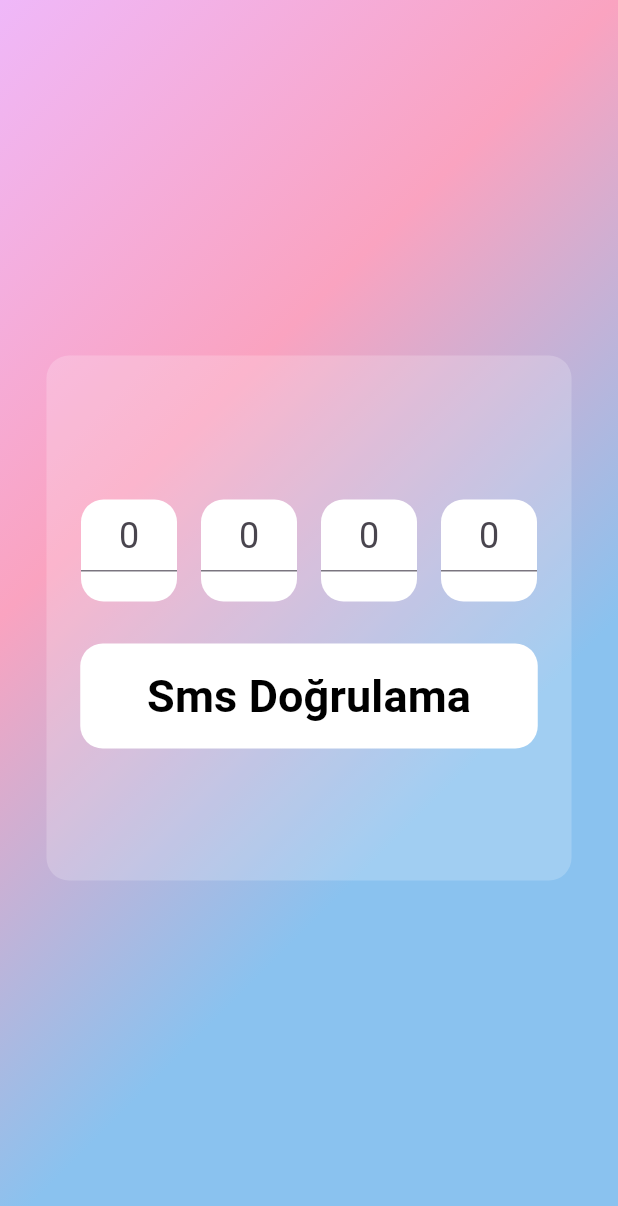
After one commit to SuleAydin08/local_data_example, a Flutter app: the screen it shows after launch, after a tap on "Log in", on a phone screen of 412 x 824 dp. The commit adds this screen. Shown: the top 1206 px of the screen. Run offline on Flutter 3.47's test engine with Material 3 defaults, Android fonts, the phone set to English and light mode, and no system bars; our stand-ins replace shared_preferences.

Commit message:
[ + ] Kullanıcı kayıt olurken verilerini localde kaydetme ve ekrana yazdırma işlemi yapıldı. [ + ] Kullanıcı kayıt olduktan sonra sms doğrulama sayfası yapıldı ama eksikleri var tamamlanacak.

```diff
--- a/lib/login_page.dart
+++ b/lib/login_page.dart
@@ -1,7 +1,6 @@
 import 'package:flutter/material.dart';
 
 class LoginPage extends StatelessWidget {
-  const LoginPage({super.key});
 
   @override
   Widget build(BuildContext context) {
@@ -9,15 +8,15 @@ class LoginPage extends StatelessWidget {
       body: Container(
         width: double.infinity,
         height: double.infinity,
-        decoration: BoxDecoration(
+        decoration: const BoxDecoration(
           //Gradient özelliği eklemek için kullanılan widget
           gradient: LinearGradient(
             begin: Alignment.centerRight,
             end: Alignment.topLeft,
             colors: [
-              const Color.fromARGB(255, 66, 170, 255),
-              Color.fromARGB(255, 67, 201, 199),
-              Color.fromARGB(255, 100, 213, 154),
+              Color.fromARGB(255, 138, 194, 239),
+              Color.fromARGB(255, 250, 163, 192),
+              Color.fromARGB(255, 239, 184, 249),
             ],
           ),
         ),
@@ -29,19 +28,20 @@ class LoginPage extends StatelessWidget {
                 width: 350,
                 height: 350,
                 decoration: BoxDecoration(
-                    color: Color.fromARGB(46, 255, 255, 255).withOpacity(0.2),
+                    color: const Color.fromARGB(46, 255, 255, 255)
+                        .withOpacity(0.2),
                     borderRadius: BorderRadius.circular(15)),
                 child: Column(
                   children: [
-                    Padding(
-                      padding: const EdgeInsets.only(top: 35),
+                    const Padding(
+                      padding: EdgeInsets.only(top: 35),
                       child: Text(
-                        "LOG IN",
+                        "Log in",
                         textAlign: TextAlign.center,
                         style: TextStyle(
                           color: Colors.white,
                           fontWeight: FontWeight.bold,
-                          fontSize: 20,
+                          fontSize: 30,
                         ),
                       ),
                     ),
@@ -60,13 +60,17 @@ class LoginPage extends StatelessWidget {
                     //Login sayfasının login buttonu
                     Container(
                       decoration: BoxDecoration(
-                          color: Color.fromARGB(255, 73, 255, 149),
+                          color: Colors.black,
                           borderRadius: BorderRadius.circular(15)),
                       width: 325,
                       height: 45,
-                      child: Center(
-                        child: Text(
-                          "LOG IN",
+                      child: TextButton(
+                        onPressed: () {
+                          Navigator.pushNamed(context, "/sms_page");
+                        },
+                        child: const Text(
+                          textAlign: TextAlign.center,
+                          "Log in",
                           style: TextStyle(
                               color: Colors.white,
                               fontWeight: FontWeight.bold,
@@ -75,12 +79,16 @@ class LoginPage extends StatelessWidget {
                       ),
                     ),
                     //spacer o aralığı ayır demek için kullanırız.
-                    Spacer(),
+                    const Spacer(),
                     Row(
                       mainAxisAlignment: MainAxisAlignment.center,
                       children: [
-                        Text("No account yet?"),
-                        TextButton(onPressed: () {}, child: Text("Sing Up"))
+                        const Text("Don't have an account ?"),
+                        TextButton(
+                            onPressed: () {
+                              Navigator.pushNamed(context, "/sing_up_page");
+                            },
+                            child: const Text("Sing Up"))
                       ],
                     ),
                   ],
--- a/lib/main.dart
+++ b/lib/main.dart
@@ -1,5 +1,8 @@
 import 'package:flutter/material.dart';
+import 'package:flutter_web_homework/home_page.dart';
 import 'package:flutter_web_homework/login_page.dart';
+import 'package:flutter_web_homework/sing_up_page.dart';
+import 'package:flutter_web_homework/sms_page.dart';
 
 void main() {
   runApp(const LocalDataExample());
@@ -12,12 +15,18 @@ class LocalDataExample extends StatelessWidget {
   Widget build(BuildContext context) {
     return MaterialApp(
       debugShowCheckedModeBanner: false,
+      initialRoute: "/",
+      routes: {
+        "/sing_up_page":(context) => SingUpPage(),
+        "/":(context) => LoginPage(),
+        "/home_page": (context) =>  HomePage(),
+        "/sms_page":(context) =>  SmsPage(),
+      },
       title: 'Flutter Demo',
       theme: ThemeData(
         colorScheme: ColorScheme.fromSeed(seedColor: Colors.deepPurple),
         useMaterial3: true,
       ),
-      home:LoginPage(),
     );
   }
 }
--- /dev/null
+++ b/lib/sms_page.dart
@@ -0,0 +1,189 @@
+import 'package:flutter/material.dart';
+import 'package:flutter/services.dart';
+
+class SmsPage extends StatelessWidget {
+  @override
+  Widget build(BuildContext context) {
+    return Scaffold(
+      body: Container(
+        width: double.infinity,
+        height: double.infinity,
+        decoration: const BoxDecoration(
+          //Gradient özelliği eklemek için kullanılan widget
+          gradient: LinearGradient(
+            begin: Alignment.centerRight,
+            end: Alignment.topLeft,
+            colors: [
+              Color.fromARGB(255, 138, 194, 239),
+              Color.fromARGB(255, 250, 163, 192),
+              Color.fromARGB(255, 239, 184, 249),
+            ],
+          ),
+        ),
+        child: Stack(
+          alignment: Alignment.center,
+          children: [
+            Center(
+              child: Container(
+                width: 350,
+                height: 350,
+                decoration: BoxDecoration(
+                    color: const Color.fromARGB(46, 255, 255, 255)
+                        .withOpacity(0.2),
+                    borderRadius: BorderRadius.circular(15)),
+                child: Column(
+                  mainAxisAlignment: MainAxisAlignment.center,
+                  children: [
+                    Form(
+                      child: Row(
+                        mainAxisAlignment: MainAxisAlignment.center,
+                        children: [
+                          Padding(
+                            padding: const EdgeInsets.all(8.0),
+                            child: Container(
+                              decoration: BoxDecoration(
+                                  color: Colors.white,
+                                  borderRadius: BorderRadius.circular(15)),
+                              height: 68,
+                              width: 64,
+                              child: TextFormField(
+                                onSaved: (pin1) {},
+                                onChanged: (value) {
+                                  if (value.length == 1) {
+                                    FocusScope.of(context).nextFocus();
+                                  }
+                                },
+                                decoration:
+                                    const InputDecoration(hintText: "0"),
+                                style:
+                                    Theme.of(context).textTheme.headlineSmall,
+                                keyboardType: TextInputType.number,
+                                textAlign: TextAlign.center,
+                                inputFormatters: [
+                                  LengthLimitingTextInputFormatter(1),
+                                  FilteringTextInputFormatter.digitsOnly,
+                                ],
+                              ),
+                            ),
+                          ),
+                          Padding(
+                            padding: const EdgeInsets.all(8.0),
+                            child: Container(
+                              decoration: BoxDecoration(
+                                  color: Colors.white,
+                                  borderRadius: BorderRadius.circular(15)),
+                              height: 68,
+                              width: 64,
+                              child: TextFormField(
+                                onSaved: (pin2) {},
+                                onChanged: (value) {
+                                  if (value.length == 1) {
+                                    FocusScope.of(context).nextFocus();
+                                  }
+                                },
+                                decoration:
+                                    const InputDecoration(hintText: "0"),
+                                style:
+                                    Theme.of(context).textTheme.headlineSmall,
+                                keyboardType: TextInputType.number,
+                                textAlign: TextAlign.center,
+                                inputFormatters: [
+                                  LengthLimitingTextInputFormatter(1),
+                                  FilteringTextInputFormatter.digitsOnly,
+                                ],
+                              ),
+                            ),
+                          ),
+                          Padding(
+                            padding: const EdgeInsets.all(8.0),
+                            child: Container(
+                              decoration: BoxDecoration(
+                                  color: Colors.white,
+                                  borderRadius: BorderRadius.circular(15)),
+                              height: 68,
+                              width: 64,
+                              child: TextFormField(
+                                onSaved: (pin3) {},
+                                onChanged: (value) {
+                                  if (value.length == 1) {
+                                    FocusScope.of(context).nextFocus();
+                                  }
+                                },
+                                decoration:
+                                    const InputDecoration(hintText: "0"),
+                                style:
+                                    Theme.of(context).textTheme.headlineSmall,
+                                keyboardType: TextInputType.number,
+                                textAlign: TextAlign.center,
+                                inputFormatters: [
+                                  LengthLimitingTextInputFormatter(1),
+                                  FilteringTextInputFormatter.digitsOnly,
+                                ],
+                              ),
+                            ),
+                          ),
+                          Padding(
+                            padding: const EdgeInsets.all(8.0),
+                            child: Container(
+                              decoration: BoxDecoration(
+                                  color: Colors.white,
+                                  borderRadius: BorderRadius.circular(15)),
+                              height: 68,
+                              width: 64,
+                              child: TextFormField(
+                                onSaved: (pin4) {},
+                                onChanged: (value) {
+                                  if (value.length == 1) {
+                                    FocusScope.of(context).nextFocus();
+                                  }
+                                },
+                                decoration:
+                                    const InputDecoration(hintText: "0"),
+                                style:
+                                    Theme.of(context).textTheme.headlineSmall,
+                                keyboardType: TextInputType.number,
+                                textAlign: TextAlign.center,
+                                inputFormatters: [
+                                  LengthLimitingTextInputFormatter(1),
+                                  FilteringTextInputFormatter.digitsOnly,
+                                ],
+                              ),
+                            ),
+                          ),
+                        ],
+                      ),
+                    ),
+                    const SizedBox(
+                      height: 20,
+                    ),
+                    Container(
+                      width: 305,
+                      height: 70,
+                      decoration: BoxDecoration(
+                          color: Colors.white,
+                          borderRadius: BorderRadius.circular(15)),
+                      child: Center(
+                          child: TextButton(
+                        onPressed: () {
+                          Navigator.pushNamed(context, "/");
+                        },
+                        child: const Text(
+                          "Sms Doğrulama",
+                          style: TextStyle(
+                              fontSize: 30,
+                              fontWeight: FontWeight.bold,
+                              color: Colors.black),
+                        ),
+                      )),
+                    )
+                  ],
+                ),
+              ),
+              //spacer o aralığı ayır demek için kullanırız.
+            )
+          ],
+        ),
+      ),
+    );
+  }
+}
--- a/pubspec.yaml
+++ b/pubspec.yaml
@@ -35,6 +35,7 @@ dependencies:
   # The following adds the Cupertino Icons font to your application.
   # Use with the CupertinoIcons class for iOS style icons.
   cupertino_icons: ^1.0.6
+  shared_preferences: ^2.2.3
 
 dev_dependencies:
   flutter_test:
```
Also changed, not shown: lib/home_page.dart (added, +57 -0 lines), lib/sing_up_page.dart (added, +180 -0 lines), pubspec.lock, 14 other files.
